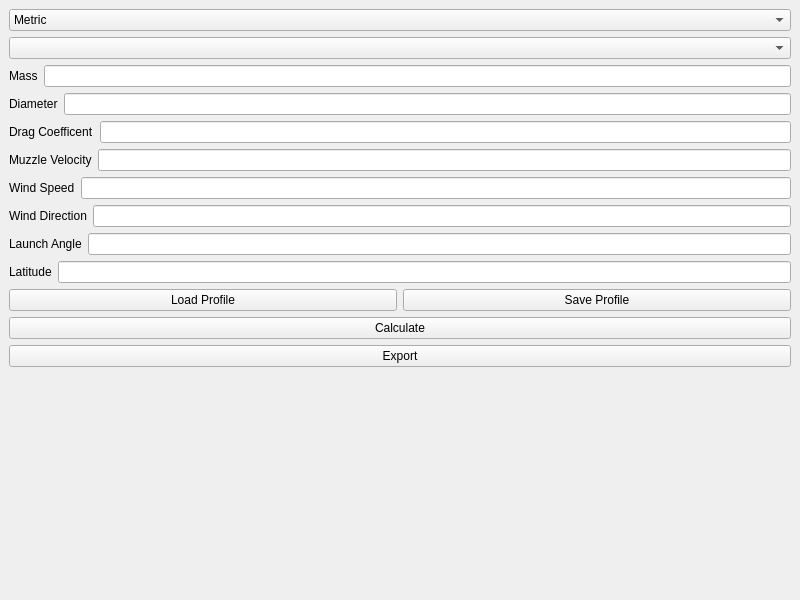
The window that mainwindow.ui (bogflap/BallisticCalculator) describes before a commit, drawn with Qt 5.
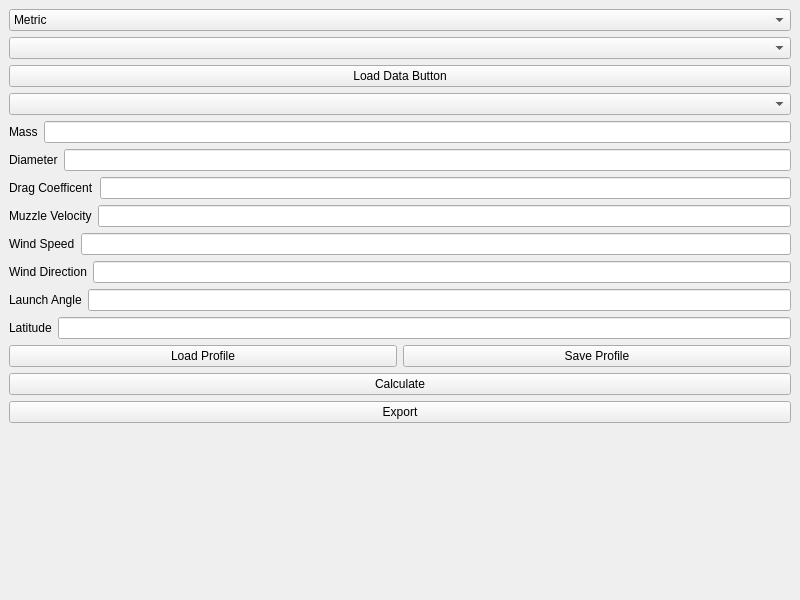
The same window after the commit. Custom widgets are drawn as their Qt base class.

Commit message: Added in reading an external bullet data file

Diff of the .ui file:
```diff
--- a/mainwindow.ui
+++ b/mainwindow.ui
@@ -32,6 +32,16 @@
     <item>
      <widget class="QComboBox" name="algorithmComboBox"/>
     </item>
+    <item>
+     <widget class="QPushButton" name="loadBulletDataButton">
+      <property name="text">
+       <string>Load Data Button</string>
+      </property>
+     </widget>
+    </item>
+    <item>
+     <widget class="QComboBox" name="bulletComboBox"/>
+    </item>
     <item>
      <layout class="QHBoxLayout" name="horizontalLayout">
       <item>
```
The commit also changes 6 other files.
